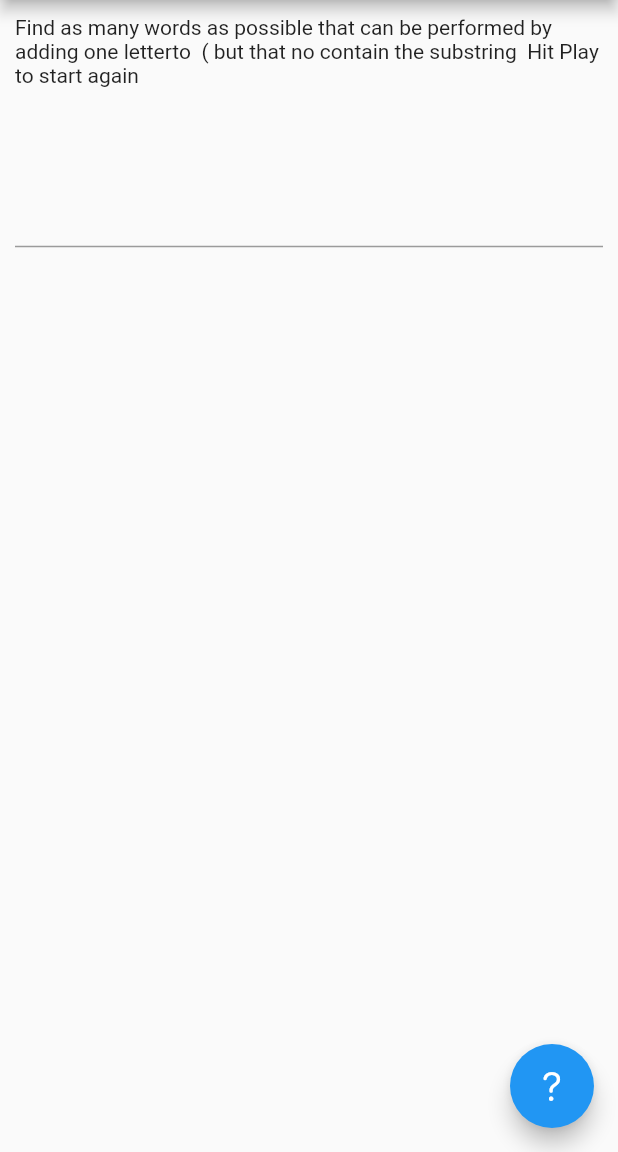
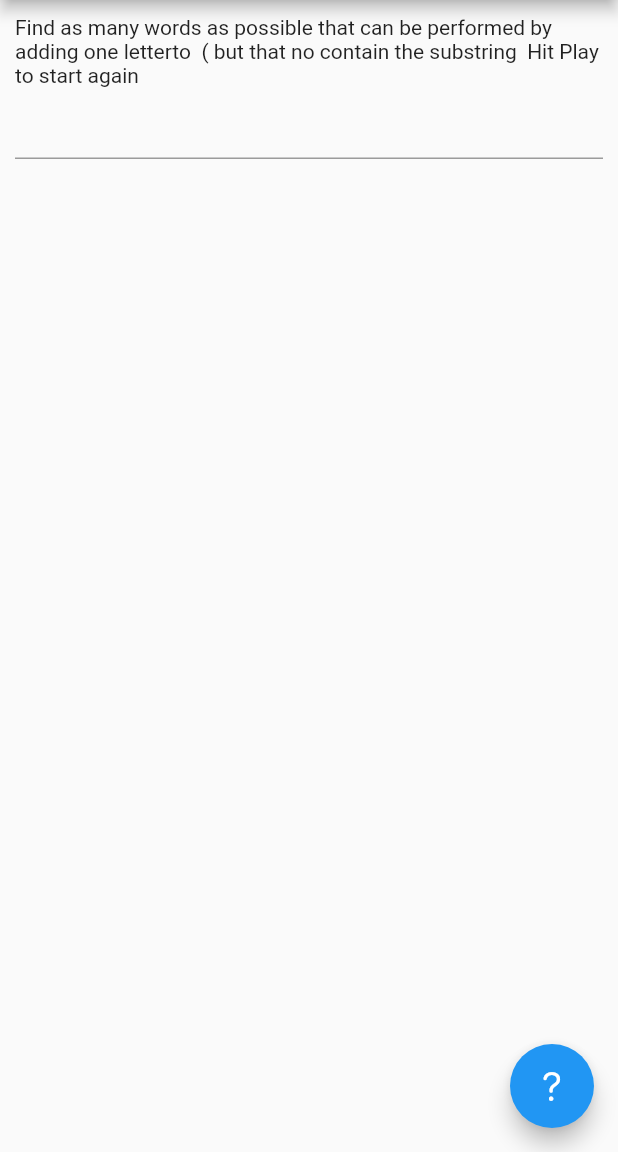
Before and after one commit to jorge-armando-navarro-flores/anagram_game, a Flutter app: the screen it shows after launch, on a phone screen of 412 x 824 dp, the part 84-1236 px from its top. Run offline on Flutter 3.47's test engine with Material 2 defaults, Android fonts, the light colour scheme and no system bars; project files that could hold a hidden picture were left out.

Commit message:
expanded

```diff
--- a/lib/AnagramDictionary.dart
+++ b/lib/AnagramDictionary.dart
@@ -78,7 +78,7 @@ class AnagramDictionary{
       answerNumber = getAnswersNumber(word);
     }
 
-    print(answerNumber);
+
   }
 
   int getAnswersNumber(String word){
--- a/lib/main.dart
+++ b/lib/main.dart
@@ -69,16 +69,11 @@ class _AnagramGameState extends State<AnagramGame> {
         child: Column(
           crossAxisAlignment: CrossAxisAlignment.start,
           children: [
-            Expanded(
-              flex: 1,
-              child: Text("Find as many words as possible "
+            Text("Find as many words as possible "
                 "that can be performed by adding one letter"
                 "to ${pickedWord.toUpperCase()} ( but that no contain the substring $pickedWord "
                 "Hit Play to start again"),
-            ),
-            Expanded(
-              flex: 1,
-              child: Padding(
+            Padding(
               padding: EdgeInsets.only(bottom: 10),
               child: TextField(
                 controller: textControl,
@@ -103,7 +98,6 @@ class _AnagramGameState extends State<AnagramGame> {
 
 
                   });
-                    print(anagramDictionary.getAnagramsWithOneMoreLetter(pickedWord));
 
                   textControl.clear();
 
@@ -111,9 +105,8 @@ class _AnagramGameState extends State<AnagramGame> {
                 }
               ),
             ),
-            ),
             Expanded(
-              flex: 5,
+
               child: ListView.builder(
                 itemCount: wordsTyped.length,
                 itemBuilder: (BuildContext context, int index){
```
Lines whose indentation alone changed are shown as unchanged.
